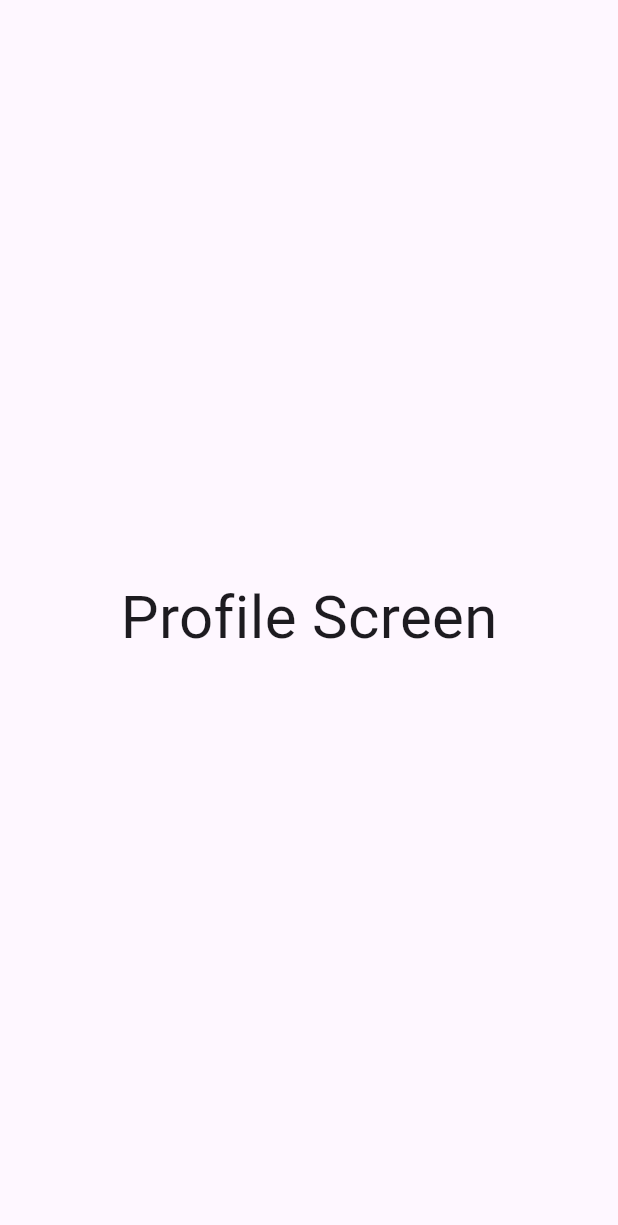
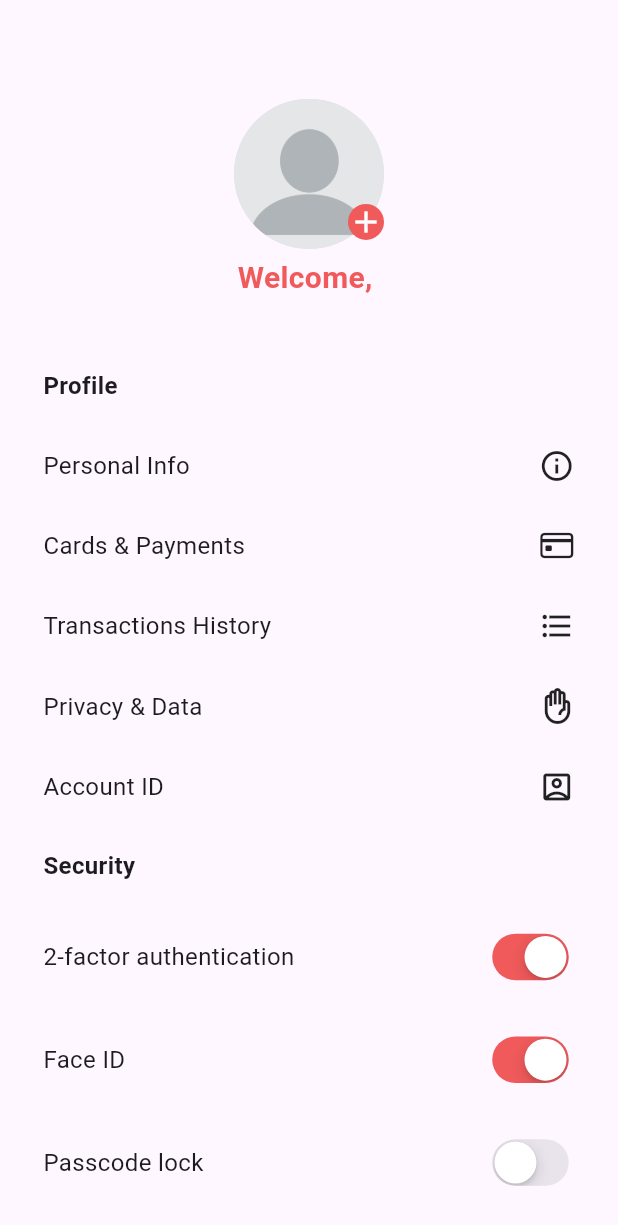
Before and after one commit to omarashour222/ebook_app, a Flutter app: the ProfileView screen opened directly, on a phone screen of 412 x 824 dp. Shown: the top 1225 px of the screen. Run offline on Flutter 3.47's test engine with Material 3 defaults, Android fonts, the phone set to English and light mode, and no system bars; our stand-ins replace bloc, dio, flutter_bloc, get, hive, hive_flutter and 1 more; accounts and stored records are empty.

Commit message:
profile screen and add image picker

```diff
--- a/lib/features/home_screen/views/home_view.dart
+++ b/lib/features/home_screen/views/home_view.dart
@@ -1,4 +1,3 @@
-import 'package:ebook_app/constants.dart';
 import 'package:ebook_app/features/home_screen/widgets/grid_builder.dart';
 import 'package:ebook_app/features/home_screen/widgets/searchbar.dart';
 import 'package:ebook_app/features/home_screen/widgets/semi_appbar.dart';
--- /dev/null
+++ b/lib/features/profile_screen/cubit/image_picker_state.dart
@@ -0,0 +1,8 @@
+part of 'image_picker_cubit.dart';
+
+@immutable
+sealed class ImagePickerState {}
+
+final class ImagePickerInitial extends ImagePickerState {}
+final class LoadImagePicker extends ImagePickerState {}
+final class ImagePickerr extends ImagePickerState {}
--- /dev/null
+++ b/lib/features/profile_screen/cubit/switch_cubit.dart
@@ -0,0 +1,26 @@
+import 'package:bloc/bloc.dart';
+import 'package:meta/meta.dart';
+
+part 'switch_state.dart';
+
+class SwitchCubit extends Cubit<SwitchState> {
+  bool switchValue = true;
+  bool faceId = true;
+  bool passCode = false;
+  SwitchCubit() : super(SwitchInitial());
+
+  void authSwitch(value) {
+    switchValue = value;
+    emit(AuthSwitch());
+  }
+
+  void faceIdSwitch(value) {
+    faceId = value;
+    emit(FaceIdSwitch());
+  }
+
+  void passCodeswitch(value) {
+    passCode = value;
+    emit(PassCodeLockSwitch());
+  }
+}
--- /dev/null
+++ b/lib/features/profile_screen/cubit/switch_state.dart
@@ -0,0 +1,9 @@
+part of 'switch_cubit.dart';
+
+@immutable
+sealed class SwitchState {}
+
+final class SwitchInitial extends SwitchState {}
+final class AuthSwitch extends SwitchState {}
+final class FaceIdSwitch extends SwitchState {}
+final class PassCodeLockSwitch extends SwitchState {}
--- a/lib/features/profile_screen/views/profile_view.dart
+++ b/lib/features/profile_screen/views/profile_view.dart
@@ -1,17 +1,120 @@
+import 'package:ebook_app/constants.dart';
+import 'package:ebook_app/features/profile_screen/cubit/switch_cubit.dart';
+import 'package:ebook_app/features/profile_screen/widgets/custom_image_profile.dart';
+import 'package:ebook_app/features/profile_screen/widgets/profile_detail.dart';
+import 'package:ebook_app/features/profile_screen/widgets/security_detail.dart';
+import 'package:ebook_app/features/signin_screen/cubit/sign_in_cubit.dart';
+import 'package:flutter/cupertino.dart';
 import 'package:flutter/material.dart';
+import 'package:flutter_bloc/flutter_bloc.dart';
+import 'package:hive/hive.dart';
 
 class ProfileView extends StatelessWidget {
   const ProfileView({super.key});
-
   @override
   Widget build(BuildContext context) {
+    final height = MediaQuery.of(context).size.height;
+    final width = MediaQuery.of(context).size.width;
+    final cubit = context.read<SwitchCubit>();
+    final signIn = context.read<SignInCubit>();
+    var box = Hive.box('USER_BOX');
+    String? username = box.get('username', defaultValue: signIn.username);
     return Scaffold(
-      body: Center(
-        child: Text(
-          'Profile Screen',
-          style: TextStyle(fontSize: 40),
-        ),
+        body: Padding(
+      padding: EdgeInsets.only(
+          top: height * 0.08, right: width * 0.07, left: width * 0.07),
+      child: Column(
+        children: [
+          CustomImageProfile(),
+          SizedBox(
+            height: 5,
+          ),
+          Text(
+            'Welcome, ${username ?? 'N/A'}',
+            style: TextStyle(
+                fontWeight: FontWeight.bold,
+                fontSize: 20,
+                color: kPrimaryColor),
+          ),
+          SizedBox(
+            height: height * 0.02,
+          ),
+          BlocBuilder<SwitchCubit, SwitchState>(
+            builder: (context, state) {
+              return Expanded(
+                child: Column(
+                  mainAxisAlignment: MainAxisAlignment.spaceEvenly,
+                  children: [
+                    Row(
+                      children: [
+                        Text(
+                          'Profile',
+                          style: TextStyle(
+                            fontWeight: FontWeight.bold,
+                            fontSize: 16,
+                          ),
+                        ),
+                      ],
+                    ),
+                    ProfileDetail(
+                      text: 'Personal Info',
+                      icon: Icons.info_outline,
+                    ),
+                    ProfileDetail(
+                      text: "Cards & Payments",
+                      icon: CupertinoIcons.creditcard,
+                    ),
+                    ProfileDetail(
+                      text: "Transactions History",
+                      icon: Icons.format_list_bulleted,
+                    ),
+                    ProfileDetail(
+                      text: "Privacy & Data",
+                      icon: Icons.front_hand_outlined,
+                    ),
+                    ProfileDetail(
+                      text: "Account ID",
+                      icon: Icons.account_box_outlined,
+                    ),
+                    Row(
+                      children: [
+                        Text(
+                          'Security',
+                          style: TextStyle(
+                            fontWeight: FontWeight.bold,
+                            fontSize: 16,
+                          ),
+                        ),
+                      ],
+                    ),
+                    SecurityDetail(
+                      text: '2-factor authentication',
+                      value: cubit.switchValue,
+                      onChanged: (value) {
+                        cubit.authSwitch(value);
+                      },
+                    ),
+                    SecurityDetail(
+                      text: 'Face ID',
+                      value: cubit.faceId,
+                      onChanged: (value) {
+                        cubit.faceIdSwitch(value);
+                      },
+                    ),
+                    SecurityDetail(
+                      text: 'Passcode lock',
+                      value: cubit.passCode,
+                      onChanged: (value) {
+                        cubit.passCodeswitch(value);
+                      },
+                    ),
+                  ],
+                ),
+              );
+            },
+          )
+        ],
       ),
-    );
+    ));
   }
 }
--- /dev/null
+++ b/lib/features/profile_screen/widgets/custom_image_profile.dart
@@ -0,0 +1,46 @@
+import 'package:ebook_app/constants.dart';
+import 'package:ebook_app/features/profile_screen/cubit/image_picker_cubit.dart';
+import 'package:flutter/material.dart';
+import 'package:flutter_bloc/flutter_bloc.dart';
+
+class CustomImageProfile extends StatelessWidget {
+  const CustomImageProfile({super.key});
+
+  @override
+  Widget build(BuildContext context) {
+    final cubit = context.read<ImagePickerCubit>();
+    return Center(
+      child: BlocBuilder<ImagePickerCubit, ImagePickerState>(
+        builder: (context, state) {
+          return Stack(
+            alignment: Alignment.bottomRight,
+            children: [
+              CircleAvatar(
+                radius: 50,
+                               backgroundImage: cubit.selectedImage != null
+                    ? MemoryImage(cubit.selectedImage!) // تحقق من أن الصورة موجودة
+                    : AssetImage('assets/images/profile pic placeholder.webp') as ImageProvider,
+              ),
+              Positioned(
+                bottom: 6,
+                child: GestureDetector(
+                  onTap: () {
+                    cubit.pickImage();
+                  },
+                  child: CircleAvatar(
+                    backgroundColor: kPrimaryColor,
+                    radius: 12,
+                    child: Icon(
+                      Icons.add,
+                      color: Colors.white,
+                    ),
+                  ),
+                ),
+              )
+            ],
+          );
+        },
+      ),
+    );
+  }
+}
--- /dev/null
+++ b/lib/features/profile_screen/widgets/profile_detail.dart
@@ -0,0 +1,20 @@
+import 'package:flutter/material.dart';
+
+class ProfileDetail extends StatelessWidget {
+  const ProfileDetail({super.key, required this.text,required this.icon});
+  final String text;
+  final IconData icon;
+  @override
+  Widget build(BuildContext context) {
+    return Row(
+      children: [
+        Text(
+          text,
+          style: TextStyle(fontSize: 16),
+        ),
+        Spacer(),
+        Icon(icon),
+      ],
+    );
+  }
+}
--- /dev/null
+++ b/lib/features/profile_screen/widgets/security_detail.dart
@@ -0,0 +1,30 @@
+import 'package:ebook_app/constants.dart';
+import 'package:flutter/cupertino.dart';
+import 'package:flutter/material.dart';
+
+class SecurityDetail extends StatelessWidget {
+  const SecurityDetail(
+      {super.key, required this.text, required this.value, this.onChanged});
+  final String text;
+  final bool value;
+  final Function(bool)? onChanged;
+  @override
+  Widget build(BuildContext context) {
+    return Row(
+      children: [
+        Text(
+          text,
+          style: TextStyle(
+            fontSize: 16,
+          ),
+        ),
+        Spacer(),
+        CupertinoSwitch(
+          activeColor: kPrimaryColor,
+          value: value,
+          onChanged: onChanged,
+        ),
+      ],
+    );
+  }
+}
--- a/lib/features/sign_up/cubit/sign_up_cubit.dart
+++ b/lib/features/sign_up/cubit/sign_up_cubit.dart
@@ -5,6 +5,7 @@ import 'package:ebook_app/features/main_views/views/bottom_nav.dart';
 import 'package:ebook_app/features/signin_screen/models/signin_model.dart';
 import 'package:get/get.dart';
 import 'package:get/get_core/src/get_main.dart';
+import 'package:hive/hive.dart';
 import 'package:meta/meta.dart';
 
 part 'sign_up_state.dart';
@@ -12,7 +13,7 @@ part 'sign_up_state.dart';
 class SignUpCubit extends Cubit<SignUpState> {
   SignUpCubit() : super(SignUpInitial());
   SignInModel model = SignInModel();
-
+  String? username;
   void Register({
     required String email,
     required String phone,
@@ -30,6 +31,10 @@ class SignUpCubit extends Cubit<SignUpState> {
       model = SignInModel.fromJson(response.data);
       if (model.status == true) {
         HiveHelper.setToken(model.data?.token ?? "");
+        username = model.data?.name;
+
+        var box = Hive.box('USER_BOX');
+        box.put('username', username);
         HiveHelper.setValueLoginBox();
 
         Get.offAll(const MainView());
--- a/lib/features/signin_screen/cubit/sign_in_cubit.dart
+++ b/lib/features/signin_screen/cubit/sign_in_cubit.dart
@@ -1,9 +1,11 @@
 import 'package:bloc/bloc.dart';
 import 'package:ebook_app/features/helpers/dio_helper.dart';
+import 'package:ebook_app/features/helpers/hive_helper.dart';
 import 'package:ebook_app/features/main_views/views/bottom_nav.dart';
 import 'package:ebook_app/features/signin_screen/models/signin_model.dart';
 import 'package:flutter/material.dart';
 import 'package:get/get.dart';
+import 'package:hive/hive.dart';
 import 'package:meta/meta.dart';
 
 part 'sign_in_state.dart';
@@ -13,7 +15,7 @@ class SignInCubit extends Cubit<SignInState> {
   final TextEditingController passwordController = TextEditingController();
   final TextEditingController emailController = TextEditingController();
   final TextEditingController phoneController = TextEditingController();
-
+String? username;
   SignInModel model = SignInModel();
   bool istextObsecured = true;
   SignInCubit() : super(SignInInitial());
@@ -38,6 +40,11 @@ class SignInCubit extends Cubit<SignInState> {
     emit(ShowingPass());
   }
 
+  void setToken() {
+    HiveHelper.setValueLoginBox();
+    emit(SetToken());
+  }
+
   void logIn({required String email, required String password}) async {
     emit(LogInLoading());
     try {
@@ -47,8 +54,14 @@ class SignInCubit extends Cubit<SignInState> {
       );
       model = SignInModel.fromJson(response.data);
       if (model.status == true) {
+        HiveHelper.setToken(model.data?.token ?? "");
+         username = model.data?.name;
+
+        var box = Hive.box('USER_BOX');
+        box.put('username', username);
+        HiveHelper.setValueLoginBox();
+        Get.offAll(() => const MainView());
         emit(LogInSuccess());
-        Get.offAll(() => const MainView());
       } else {
         emit(LogInFailed(model.message ?? 'couldn\'t find the error'));
       }
--- a/lib/features/signin_screen/cubit/sign_in_state.dart
+++ b/lib/features/signin_screen/cubit/sign_in_state.dart
@@ -8,6 +8,7 @@ final class SignInInitial extends SignInState {}
 final class ClearText extends SignInState {}
 final class ClearEmailText extends SignInState {}
 final class ClearPhoneNumber extends SignInState {}
+final class SetToken extends SignInState {}
 
 
 final class ShowingPass extends SignInState {}
--- a/lib/features/signin_screen/widgets/signin_button.dart
+++ b/lib/features/signin_screen/widgets/signin_button.dart
@@ -13,6 +13,8 @@ Widget signInButton(double height, BuildContext context, String email,
         if (formKey.currentState!.validate()) {
           cubit.logIn(email: email, password: password);
         }
+
+        cubit.setToken();
       },
       child: Container(
         width: double.infinity,
--- a/pubspec.yaml
+++ b/pubspec.yaml
@@ -39,6 +39,7 @@ dependencies:
   dio: ^5.7.0
   hive: ^2.2.3
   hive_flutter: ^1.1.0
+  image_picker: ^1.1.2
 
 dev_dependencies:
   flutter_test:
```
Also changed, not shown: lib/features/home_screen/widgets/welcome.dart (+5 -2 lines), lib/features/onboarding/presentation/views/widgets/onboarding_view_body.dart (+5 -2 lines), lib/features/profile_screen/cubit/image_picker_cubit.dart (added, +47 -0 lines), lib/features/splash_screen/cubit/splash_screen_cubit.dart (+16 -4 lines), lib/main.dart (+13 -4 lines), pubspec.lock, 6 other files.
